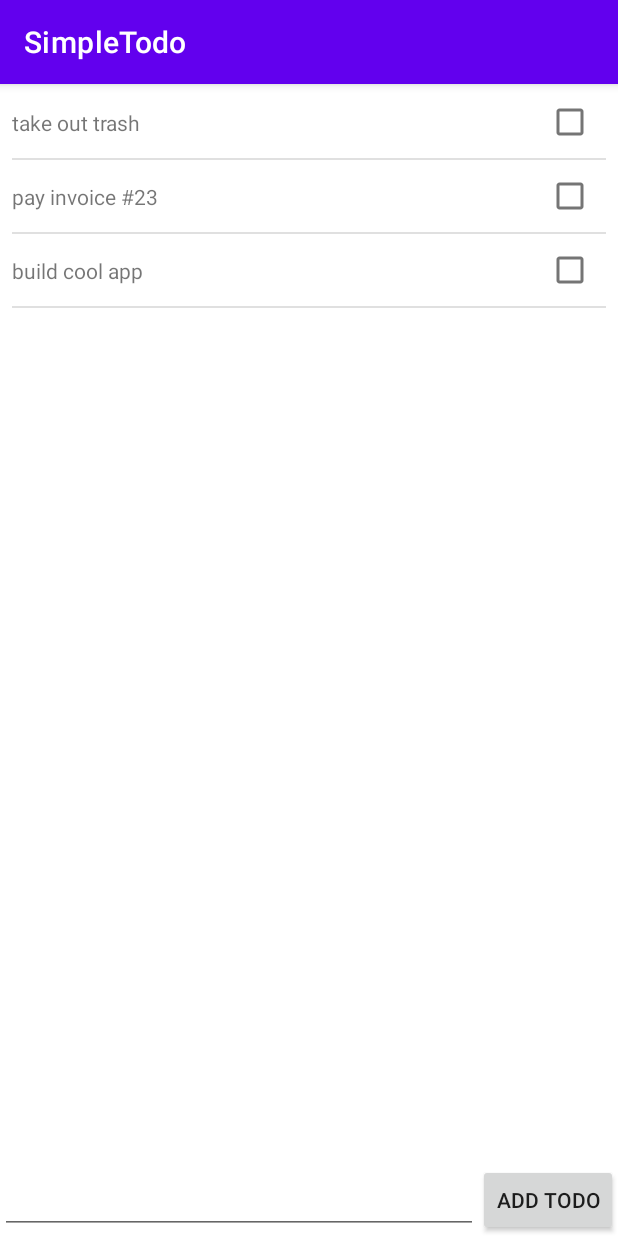
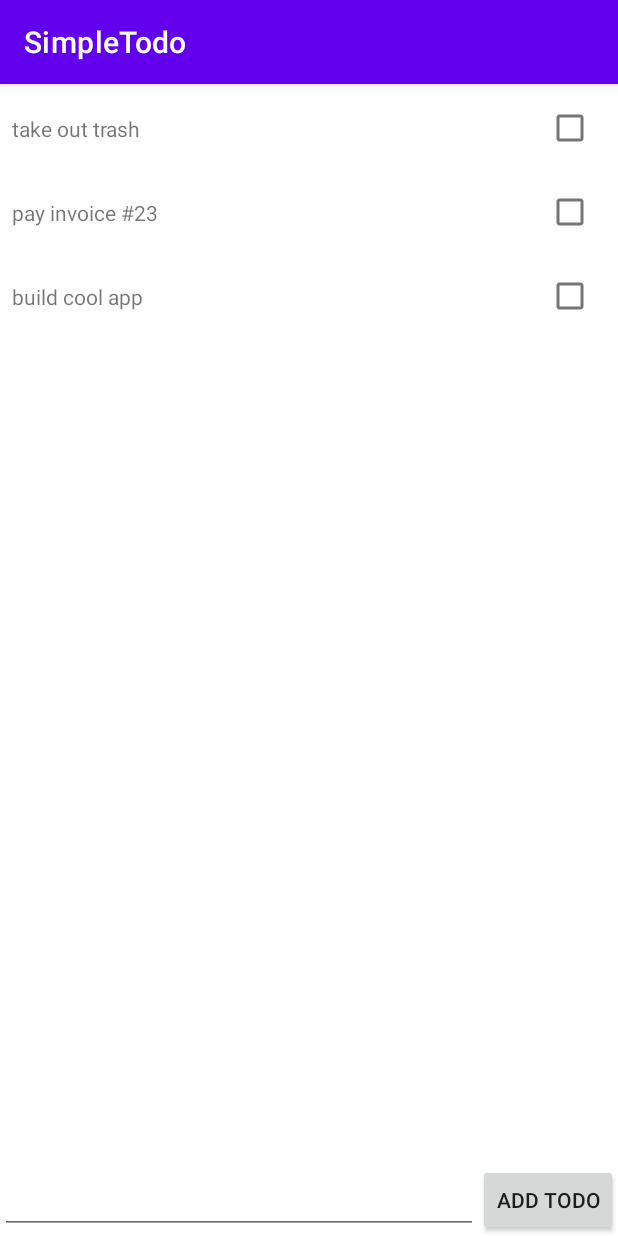
Before and after one commit to TFackler/todo-app, an Android app: the screen it shows after launch (MainActivity), on a phone screen of 412 x 824 dp. Run offline under Robolectric (Android 15) with nearby library versions, the phone set to English and light mode, and no system bars.

Commit message:
:recycle: Replace list view with recycler view
Signed-off-by: TFackler <38538728+TFackler@users.noreply.github.com>

```diff
--- a/app/src/main/java/t/fackler/simpletodo/MainActivity.kt
+++ b/app/src/main/java/t/fackler/simpletodo/MainActivity.kt
@@ -2,9 +2,10 @@ package t.fackler.simpletodo
 
 import android.os.Bundle
 import android.widget.EditText
-import android.widget.ListView
 import androidx.appcompat.app.AppCompatActivity
 import androidx.appcompat.widget.AppCompatButton
+import androidx.recyclerview.widget.LinearLayoutManager
+import androidx.recyclerview.widget.RecyclerView
 
 class MainActivity : AppCompatActivity() {
     override fun onCreate(savedInstanceState: Bundle?) {
@@ -13,7 +14,7 @@ class MainActivity : AppCompatActivity() {
 
         val addButton = findViewById<AppCompatButton>(R.id.new_todo_button)
         val addEditText = findViewById<EditText>(R.id.new_todo)
-        val todoItemList = findViewById<ListView>(R.id.todo_list)
+        val todoItemRecyclerView = findViewById<RecyclerView>(R.id.todo_list)
 
         val todos = mutableListOf(
             Todo("take out trash"),
@@ -21,8 +22,9 @@ class MainActivity : AppCompatActivity() {
             Todo("build cool app"),
         )
 
+        todoItemRecyclerView.layoutManager = LinearLayoutManager(applicationContext)
         val adapter = TodoAdapter(this, todos)
-        todoItemList.adapter = adapter
+        todoItemRecyclerView.adapter = adapter
 
         addButton.setOnClickListener {
             val newTodoTitle = addEditText.text.toString().trim()
--- a/app/src/main/java/t/fackler/simpletodo/TodoAdapter.kt
+++ b/app/src/main/java/t/fackler/simpletodo/TodoAdapter.kt
@@ -7,67 +7,49 @@ import android.text.SpannableString
 import android.text.Spanned
 import android.text.style.StrikethroughSpan
 import android.view.LayoutInflater
-import android.view.View
 import android.view.ViewGroup
-import android.widget.BaseAdapter
-import android.widget.CheckBox
 import android.widget.TextView
+import androidx.recyclerview.widget.RecyclerView
 
-class TodoAdapter(context: Context, initData: List<Todo>) : BaseAdapter() {
+class TodoAdapter(context: Context, private val dataSource: MutableList<Todo>) :
+    RecyclerView.Adapter<TodoViewHolder>() {
 
-    private val dataSource = mutableListOf<Todo>()
     private val inflater: LayoutInflater =
         context.getSystemService(Context.LAYOUT_INFLATER_SERVICE) as LayoutInflater
 
-    init {
-        dataSource.addAll(initData)
+    override fun onCreateViewHolder(parent: ViewGroup, viewType: Int): TodoViewHolder {
+        val itemView = inflater.inflate(R.layout.todo_item, parent, false)
+        return TodoViewHolder(itemView)
     }
 
-    override fun getCount(): Int {
-        return dataSource.size
-    }
+    override fun onBindViewHolder(holder: TodoViewHolder, position: Int) {
+        val item = dataSource[position]
 
-    override fun getItem(position: Int): Any {
-        return dataSource[position]
-    }
-
-    override fun getItemId(position: Int): Long {
-        return position.toLong()
-    }
-
-    fun addTodo(todo: Todo) {
-        dataSource.add(todo)
-        notifyDataSetChanged()
-    }
-
-    override fun getView(position: Int, convertView: View?, parent: ViewGroup?): View {
-        // todo switch to recycler view
-        val createdView = inflater.inflate(R.layout.todo_item, parent, false)
-
-        val titleView = createdView.findViewById(R.id.title) as TextView
-        val checkBoxView = createdView.findViewById(R.id.checkbox) as CheckBox
-
-        val item = getItem(position) as Todo
-
-        titleView.setText(SpannableString(item.title), TextView.BufferType.SPANNABLE)
-        checkBoxView.isChecked = item.done
+        holder.titleView.setText(SpannableString(item.title), TextView.BufferType.SPANNABLE)
+        holder.checkBoxView.isChecked = item.done
 
         if (item.done) {
-            val spannable = titleView.text as Spannable
+            val spannable = holder.titleView.text as Spannable
             spannable.setSpan(
                 StrikethroughSpan(),
                 0,
                 spannable.length,
                 Spanned.SPAN_INCLUSIVE_EXCLUSIVE
             )
-            titleView.setTextColor(Color.rgb(155, 155, 155))
+            holder.titleView.setTextColor(Color.rgb(155, 155, 155))
         }
 
-        checkBoxView.setOnCheckedChangeListener { _, newIsChecked ->
+        holder.checkBoxView.setOnCheckedChangeListener { _, newIsChecked ->
             item.done = newIsChecked
-            notifyDataSetChanged()
+            // TODO: master/21.02.2023 move to ui thread, otherwise will crash
+            notifyItemChanged(position)
         }
+    }
 
-        return createdView
+    override fun getItemCount(): Int = dataSource.size
+
+    fun addTodo(todo: Todo) {
+        dataSource.add(todo)
+        notifyItemInserted(dataSource.size - 1)
     }
 }
--- /dev/null
+++ b/app/src/main/java/t/fackler/simpletodo/TodoViewHolder.kt
@@ -0,0 +1,11 @@
+package t.fackler.simpletodo
+
+import android.view.View
+import android.widget.CheckBox
+import android.widget.TextView
+import androidx.recyclerview.widget.RecyclerView
+
+class TodoViewHolder(view: View) : RecyclerView.ViewHolder(view) {
+    val titleView = view.findViewById(R.id.title) as TextView
+    val checkBoxView = view.findViewById(R.id.checkbox) as CheckBox
+}
--- a/app/src/main/res/layout/activity_main.xml
+++ b/app/src/main/res/layout/activity_main.xml
@@ -6,16 +6,7 @@
     android:layout_height="match_parent"
     tools:context=".MainActivity">
 
-    <!--    <androidx.recyclerview.widget.RecyclerView-->
-    <!--        android:id="@+id/todo_list"-->
-    <!--        android:layout_width="match_parent"-->
-    <!--        android:layout_height="0dp"-->
-    <!--        app:layout_constraintBottom_toTopOf="@id/new_todo"-->
-    <!--        app:layout_constraintEnd_toEndOf="parent"-->
-    <!--        app:layout_constraintStart_toStartOf="parent"-->
-    <!--        app:layout_constraintTop_toTopOf="parent"/>-->
-
-    <ListView
+    <androidx.recyclerview.widget.RecyclerView
         android:id="@+id/todo_list"
         android:layout_width="match_parent"
         android:layout_height="0dp"
--- a/app/src/main/res/layout/todo_item.xml
+++ b/app/src/main/res/layout/todo_item.xml
@@ -1,7 +1,7 @@
 <?xml version="1.0" encoding="utf-8"?>
 <androidx.constraintlayout.widget.ConstraintLayout xmlns:android="http://schemas.android.com/apk/res/android"
     android:layout_width="match_parent"
-    android:layout_height="match_parent"
+    android:layout_height="wrap_content"
     xmlns:app="http://schemas.android.com/apk/res-auto"
     android:layout_marginVertical="4dp">
 
```
